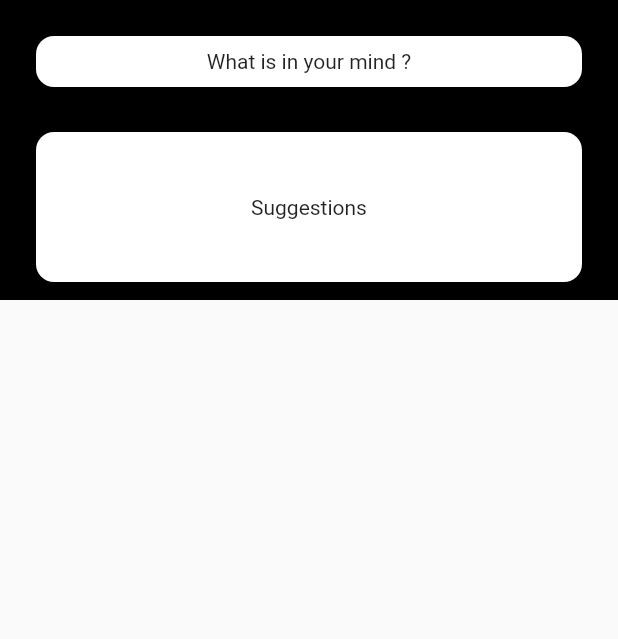
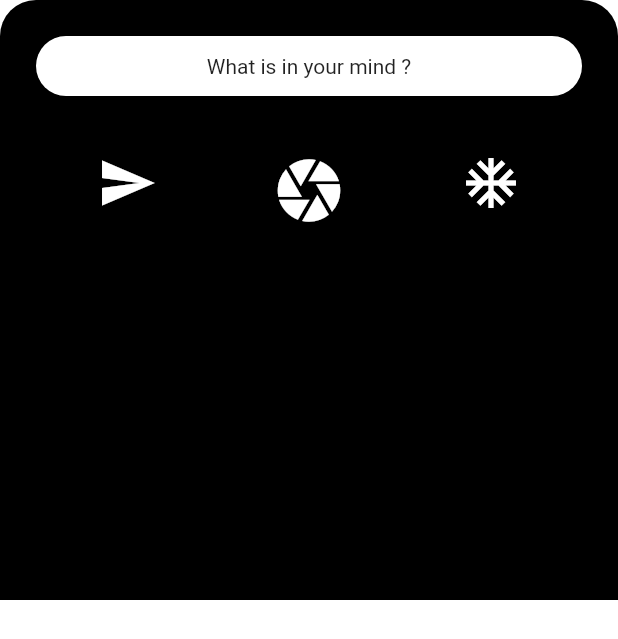
Before and after one commit to ikartikgautam/project-TX-01, a Flutter app: the BottomDialog widget shown alone on an empty page, opened directly, on a phone screen of 412 x 824 dp. Shown: the top 639 px of the screen. Run offline on Flutter 3.47's test engine with Material 2 defaults, Android fonts, the phone set to English and light mode, and no system bars; our stand-ins replace firebase_auth; accounts and stored records are empty.

Commit message:
pop up icons added

```diff
--- a/lib/main.dart
+++ b/lib/main.dart
@@ -17,6 +17,7 @@ class _MyAppState extends State<MyApp> {
     return StreamProvider<User>.value(
       value: AuthService().user,
       child: MaterialApp(
+        theme: ThemeData(canvasColor: Colors.transparent),
         home: Wrapper(),
       ),
     );
--- a/lib/screens/home/components/dialog.dart
+++ b/lib/screens/home/components/dialog.dart
@@ -9,26 +9,56 @@ class _BottomDialogState extends State<BottomDialog> {
   @override
   Widget build(BuildContext context) {
     return Container(
-      decoration: BoxDecoration(color: Colors.black),
-      height: 200,
+      decoration: BoxDecoration(
+          color: Colors.black,
+          borderRadius: BorderRadius.only(
+              topLeft: Radius.circular(24), topRight: Radius.circular(24))),
+      height: 400,
       child: Column(
         children: <Widget>[
           Container(
             width: double.infinity,
-            height: 34,
+            height: 40,
             child: Center(child: Text('What is in your mind ?')),
             margin: EdgeInsets.all(24),
             decoration: BoxDecoration(
-                borderRadius: BorderRadius.circular(12), color: Colors.white),
+                borderRadius: BorderRadius.circular(24), color: Colors.white),
           ),
           Container(
-            width: double.infinity,
-            height: 100,
-            child: Center(child: Text('Suggestions')),
-            margin: EdgeInsets.fromLTRB(24, 6, 24, 0),
-            decoration: BoxDecoration(
-                borderRadius: BorderRadius.circular(12), color: Colors.white),
-          )
+              margin: EdgeInsets.fromLTRB(24, 6, 24, 0),
+              child: Row(
+                children: <Widget>[
+                  Expanded(
+                      child: Container(
+                          child: IconButton(
+                              icon: Icon(
+                                Icons.send,
+                                size: 40,
+                                color: Colors.white,
+                              ),
+                              onPressed: null))),
+                  Expanded(
+                      child: Container(
+                          child: IconButton(
+                              icon: Icon(
+                                Icons.camera,
+                                size: 50,
+                                color: Colors.white,
+                              ),
+                              onPressed: () {
+                                Navigator.of(context).pop();
+                              }))),
+                  Expanded(
+                      child: Container(
+                          child: IconButton(
+                              icon: Icon(
+                                Icons.ac_unit,
+                                size: 40,
+                                color: Colors.white,
+                              ),
+                              onPressed: null))),
+                ],
+              ))
         ],
       ),
     );
--- a/lib/screens/home/menus/userPage.dart
+++ b/lib/screens/home/menus/userPage.dart
@@ -9,6 +9,7 @@ class _UserPageState extends State<UserPage> {
   @override
   Widget build(BuildContext context) {
     return Container(
+      color: Colors.white,
       child: Text('USER PAGE'),
     );
   }
```
